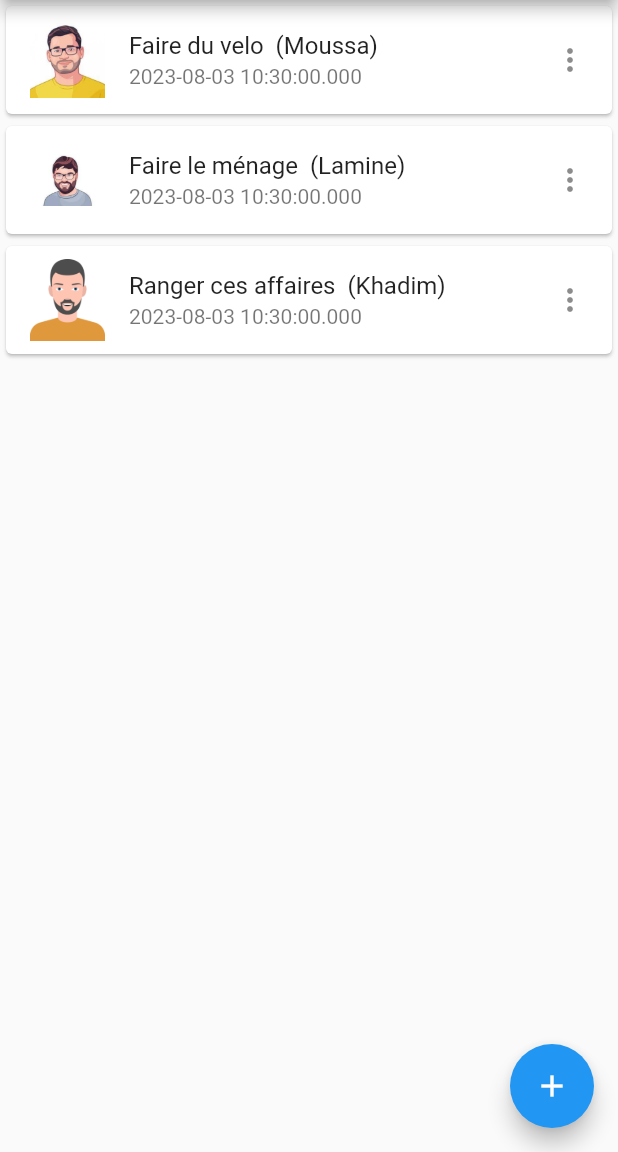
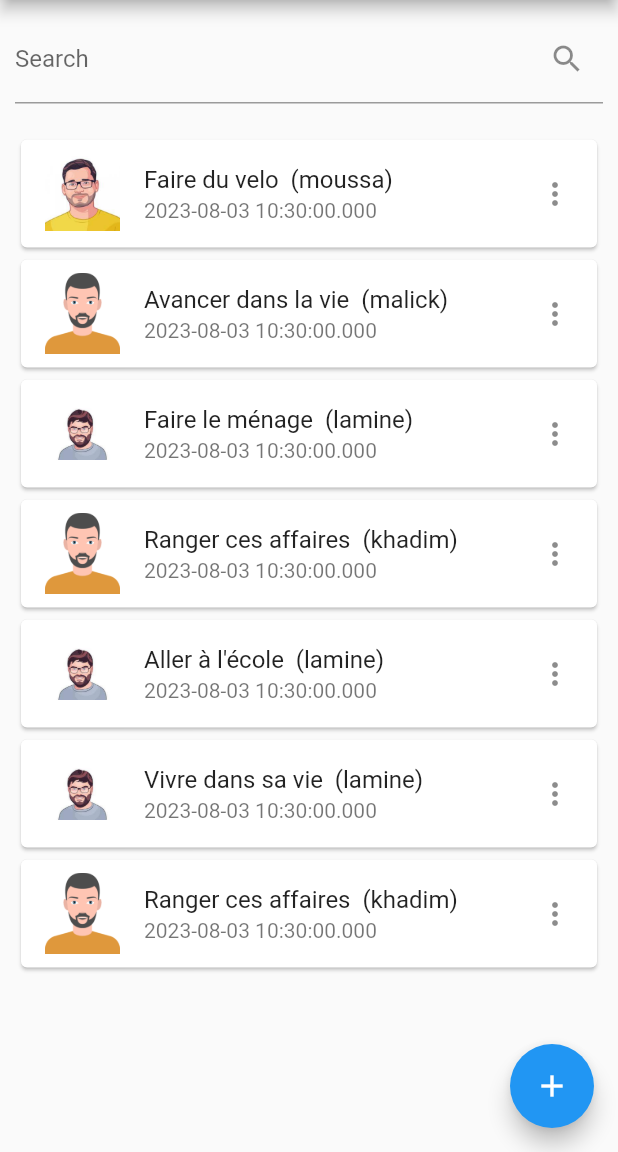
Before and after one commit to ratman50/todo_list_with_flutter, a Flutter app: the screen it shows after launch, on a phone screen of 412 x 824 dp, the part 84-1236 px from its top. Run offline on Flutter 3.47's test engine with Material 2 defaults, Android fonts, the phone set to English and light mode, and no system bars.

Commit message:
rechercher par nom des auteurs

```diff
--- a/lib/main.dart
+++ b/lib/main.dart
@@ -17,8 +17,13 @@ class MyApp extends StatelessWidget {
         ),
         body: TodoList(),
         floatingActionButton: FloatingActionButton(
+          hoverColor: Color.fromARGB(223, 6, 18, 109),
+          onPressed: () {
+            Navigator.push(
+                context, PageRouteBuilder(pageBuilder: (_, __, ___) => Task()));
+          },
+          tooltip: "add task",
           child: const Icon(Icons.add),
-          onPressed: (){}
         ),
       ),
     );
@@ -33,38 +38,95 @@ class TodoList extends StatefulWidget {
 }
 
 class _TodoListState extends State<TodoList> {
-
-  final _todoItems = [
+  final List<Map<String, String>> _todoItems = [
     {
       "title": "Faire du velo",
-      "author": "Moussa",
-      "date": DateTime.now(),
-      "photo":"moussa.jpeg"
+      "author": "moussa",
+      "date": DateTime.now().toString(),
+      "photo": "moussa.jpeg"
+    },
+    {
+      "title": "Avancer dans la vie",
+      "author": "malick",
+      "date": DateTime.now().toString(),
+      "photo": "khadim.png"
     },
     {
       "title": "Faire le ménage",
-      "author": "Lamine",
-      "date": DateTime.now(),
-      "photo":"lamine.jpeg"
+      "author": "lamine",
+      "date": DateTime.now().toString(),
+      "photo": "lamine.jpeg"
     },
     {
       "title": "Ranger ces affaires",
-      "author": "Khadim",
-      "date": DateTime.now(),
-      "photo":"khadim.png"
+      "author": "khadim",
+      "date": DateTime.now().toString(),
+      "photo": "khadim.png"
     },
+    {
+      "title": "Aller à l'école",
+      "author": "lamine",
+      "date": DateTime.now().toString(),
+      "photo": "lamine.jpeg"
+    },
+    {
+      "title": "Vivre dans sa vie",
+      "author": "lamine",
+      "date": DateTime.now().toString(),
+      "photo": "lamine.jpeg"
+    },
+        {
+      "title": "Ranger ces affaires",
+      "author": "khadim",
+      "date": DateTime.now().toString(),
+      "photo": "khadim.png"
+    },
+
+
   ];
+  List<Map<String, String>> _matching = [];
+
+  @override
+  void initState() {
+    _matching = _todoItems;
+    super.initState();
+  }
+
+  void _filter(String value) {
+    List<Map<String, String>> res = [];
+    if (value.isEmpty) {
+      res = _todoItems;
+    } else {
+      res = _todoItems.where((element) =>
+          element["author"]!.toLowerCase().startsWith(value.toLowerCase())).toList();
+    }
+    setState(() {
+      _matching = res;
+    });
+  }
+
   @override
   Widget build(BuildContext context) {
-    return Center(
+    return Padding(
+      padding: const EdgeInsets.all(10),
+      child: Column(
+        children: [
+          TextField(
+            decoration: InputDecoration(
+                labelText: "Search", suffixIcon: Icon(Icons.search)),
+            onChanged: (value) => _filter(value),
+          ),
+          const SizedBox(
+            height: 20,
+          ),
+          Expanded(
             child: ListView.builder(
               itemBuilder: (context, index) {
-          final todoItem = _todoItems[index];
+                final todoItem = _matching[index];
                 return Card(
                     child: ListTile(
                   leading: Image.asset(
                     'assets/images/${todoItem['photo']}',
-
                     width: 50,
                   ),
                   title: Text('${todoItem["title"]}  (${todoItem["author"]})'),
@@ -72,8 +134,27 @@ class _TodoListState extends State<TodoList> {
                   trailing: Icon(Icons.more_vert),
                 ));
               },
-        itemCount: _todoItems.length,
+              itemCount: _matching.length,
+            ),
+          ),
+        ],
       ),
     );
   }
 }
+
+class Task extends StatefulWidget {
+  const Task({super.key});
+
+  @override
+  State<Task> createState() => _TaskState();
+}
+
+class _TaskState extends State<Task> {
+  @override
+  Widget build(BuildContext context) {
+    return Center(
+      child: const Text("data"),
+    );
+  }
+}
```
Lines whose indentation alone changed are shown as unchanged.
